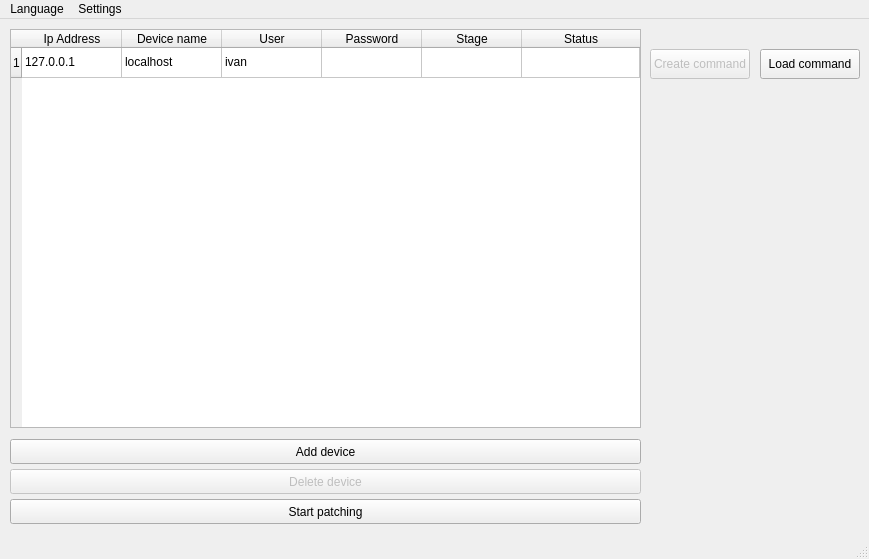
Old version of the form srs/mainwindow.ui in the repository recruit2018/Patcher.
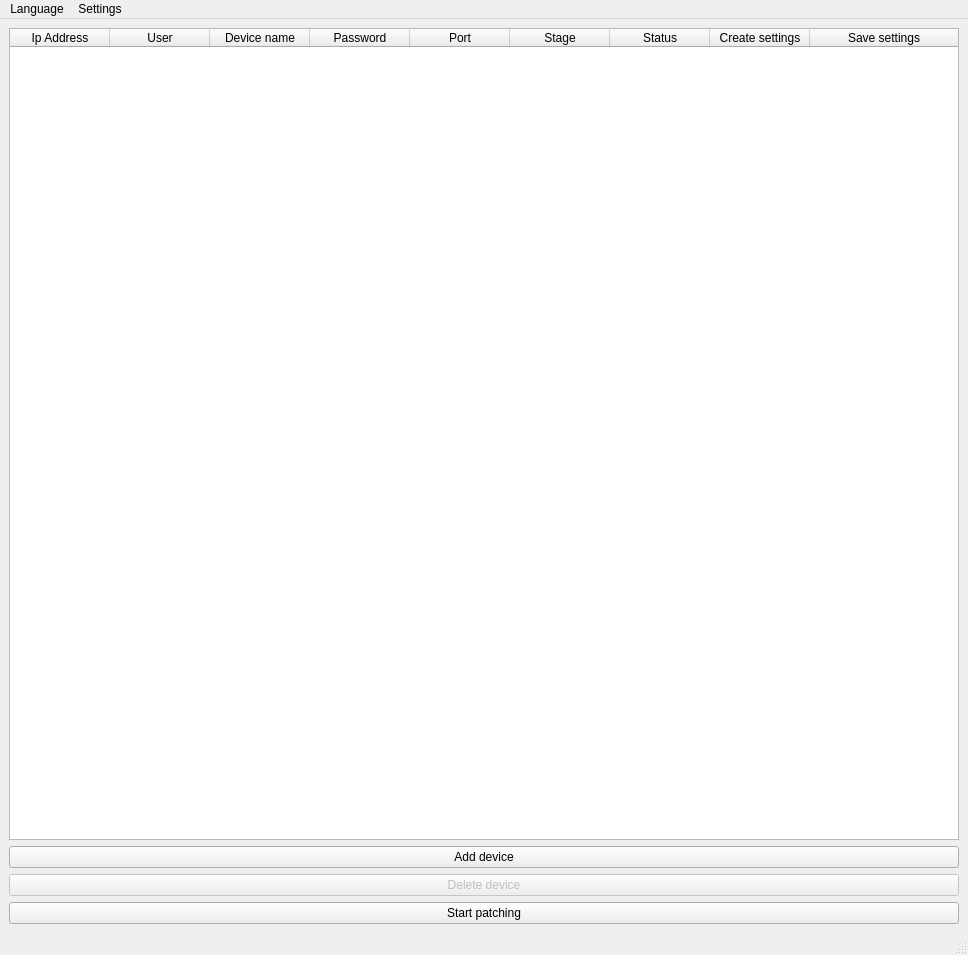
New version of the form. Custom widgets are drawn as their Qt base class.

Commit message: Working on: system loading and saving objects and settings. Updated the GUI. Added the Device class and other minor changes.

```diff
--- a/srs/mainwindow.ui
+++ b/srs/mainwindow.ui
@@ -6,12 +6,12 @@
    <rect>
     <x>0</x>
     <y>0</y>
-    <width>869</width>
-    <height>559</height>
+    <width>968</width>
+    <height>955</height>
    </rect>
   </property>
   <property name="sizePolicy">
-   <sizepolicy hsizetype="Preferred" vsizetype="Preferred">
+   <sizepolicy hsizetype="Expanding" vsizetype="Expanding">
     <horstretch>0</horstretch>
     <verstretch>0</verstretch>
    </sizepolicy>
@@ -26,44 +26,12 @@
      <verstretch>0</verstretch>
     </sizepolicy>
    </property>
-   <widget class="QPushButton" name="But_start_pach">
-    <property name="geometry">
-     <rect>
-      <x>10</x>
-      <y>480</y>
-      <width>631</width>
-      <height>25</height>
-     </rect>
-    </property>
-    <property name="text">
-     <string>Start patching</string>
-    </property>
-   </widget>
-   <widget class="QPushButton" name="But_add_device">
-    <property name="geometry">
-     <rect>
-      <x>10</x>
-      <y>420</y>
-      <width>631</width>
-      <height>25</height>
-     </rect>
-    </property>
-    <property name="text">
-     <string>Add device</string>
-    </property>
-   </widget>
+   <layout class="QVBoxLayout" name="verticalLayout">
+    <item>
    <widget class="CommandTable" name="commandtableWidget">
     <property name="enabled">
      <bool>true</bool>
     </property>
-    <property name="geometry">
-     <rect>
-      <x>10</x>
-      <y>10</y>
-      <width>631</width>
-      <height>399</height>
-     </rect>
-    </property>
     <property name="sizePolicy">
      <sizepolicy hsizetype="Expanding" vsizetype="Expanding">
       <horstretch>0</horstretch>
@@ -73,13 +41,13 @@
     <property name="minimumSize">
      <size>
       <width>0</width>
-      <height>399</height>
+        <height>0</height>
      </size>
     </property>
     <property name="maximumSize">
      <size>
-      <width>1000</width>
-      <height>399</height>
+        <width>1980</width>
+        <height>1024</height>
      </size>
     </property>
     <property name="baseSize">
@@ -115,31 +83,31 @@
     <attribute name="horizontalHeaderStretchLastSection">
      <bool>true</bool>
     </attribute>
-    <row>
-     <property name="text">
-      <string>1</string>
-     </property>
-    </row>
     <column>
      <property name="text">
       <string>Ip Address</string>
      </property>
     </column>
-    <column>
-     <property name="text">
-      <string>Device name</string>
-     </property>
-    </column>
     <column>
      <property name="text">
       <string>User</string>
      </property>
     </column>
+      <column>
+       <property name="text">
+        <string>Device name</string>
+       </property>
+      </column>
     <column>
      <property name="text">
       <string>Password</string>
      </property>
     </column>
+      <column>
+       <property name="text">
+        <string>Port</string>
+       </property>
+      </column>
     <column>
      <property name="text">
       <string>Stage</string>
@@ -150,86 +118,50 @@
       <string>Status</string>
      </property>
     </column>
-    <item row="0" column="0">
+      <column>
      <property name="text">
-      <string>127.0.0.1</string>
-     </property>
-    </item>
-    <item row="0" column="1">
+        <string notr="true">Create settings</string>
+       </property>
+      </column>
+      <column>
      <property name="text">
-      <string>localhost</string>
-     </property>
+        <string>Save settings</string>
+       </property>
+      </column>
+     </widget>
     </item>
-    <item row="0" column="2">
+    <item>
+     <widget class="QPushButton" name="But_add_device">
      <property name="text">
-      <string>ivan</string>
-     </property>
-    </item>
-   </widget>
-   <widget class="QPushButton" name="but_load_command">
-    <property name="geometry">
-     <rect>
-      <x>760</x>
-      <y>30</y>
-      <width>100</width>
-      <height>30</height>
-     </rect>
-    </property>
-    <property name="minimumSize">
-     <size>
-      <width>100</width>
-      <height>30</height>
-     </size>
-    </property>
-    <property name="text">
-     <string>Load command</string>
-    </property>
-   </widget>
-   <widget class="QPushButton" name="but_create_command">
-    <property name="enabled">
-     <bool>false</bool>
-    </property>
-    <property name="geometry">
-     <rect>
-      <x>650</x>
-      <y>30</y>
-      <width>100</width>
-      <height>30</height>
-     </rect>
-    </property>
-    <property name="minimumSize">
-     <size>
-      <width>100</width>
-      <height>30</height>
-     </size>
-    </property>
-    <property name="text">
-     <string>Create command</string>
-    </property>
-   </widget>
+       <string>Add device</string>
+      </property>
+     </widget>
+    </item>
+    <item>
    <widget class="QPushButton" name="but_del_device">
     <property name="enabled">
      <bool>false</bool>
     </property>
-    <property name="geometry">
-     <rect>
-      <x>10</x>
-      <y>450</y>
-      <width>631</width>
-      <height>25</height>
-     </rect>
-    </property>
     <property name="text">
      <string>Delete device</string>
     </property>
    </widget>
+    </item>
+    <item>
+     <widget class="QPushButton" name="But_start_pach">
+      <property name="text">
+       <string>Start patching</string>
+      </property>
+     </widget>
+    </item>
+   </layout>
   </widget>
   <widget class="QMenuBar" name="menubar">
    <property name="geometry">
     <rect>
      <x>0</x>
      <y>0</y>
-     <width>869</width>
+     <width>968</width>
      <height>22</height>
     </rect>
    </property>
```
Left out of the diff: 10 changed lines with no effect on the pictures. Lines whose indentation alone changed are shown as unchanged. The commit also changes 8 other files.
